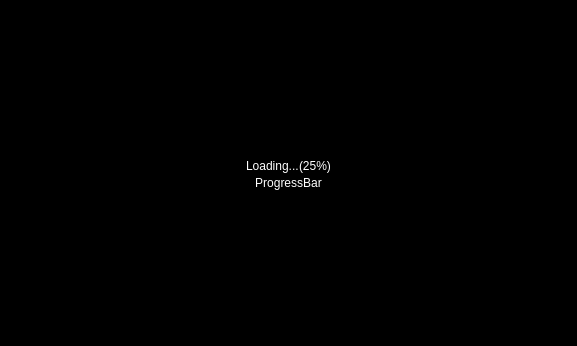
starviewer-medical/starviewer, file starviewer/src/core/qviewerworkinprogresswidget.ui: the form before one commit.
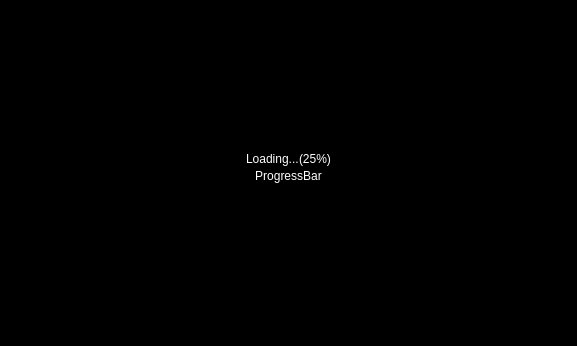
The form after the commit.

Commit message: ENH: S'afegeix el tractament d'errors a la càrrega de volums asíncrona.

```diff
--- a/starviewer/src/core/qviewerworkinprogresswidget.ui
+++ b/starviewer/src/core/qviewerworkinprogresswidget.ui
@@ -119,6 +119,16 @@
           </property>
          </widget>
         </item>
+        <item>
+         <widget class="QLabel" name="m_errorLabel">
+          <property name="alignment">
+           <set>Qt::AlignCenter</set>
+          </property>
+          <property name="wordWrap">
+           <bool>true</bool>
+          </property>
+         </widget>
+        </item>
         <item>
          <spacer name="verticalSpacer_2">
           <property name="orientation">
```
The commit also changes 9 other files.
